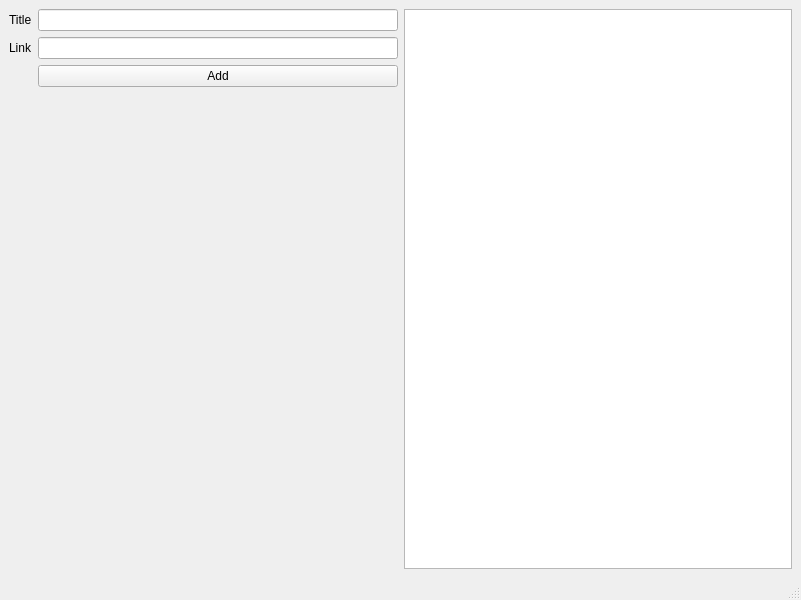
Above: src/gui/components/mainwindow.ui from vikke1234/ohjelmistotuotanto-miniprojekti before the change. Below: the same form after it.
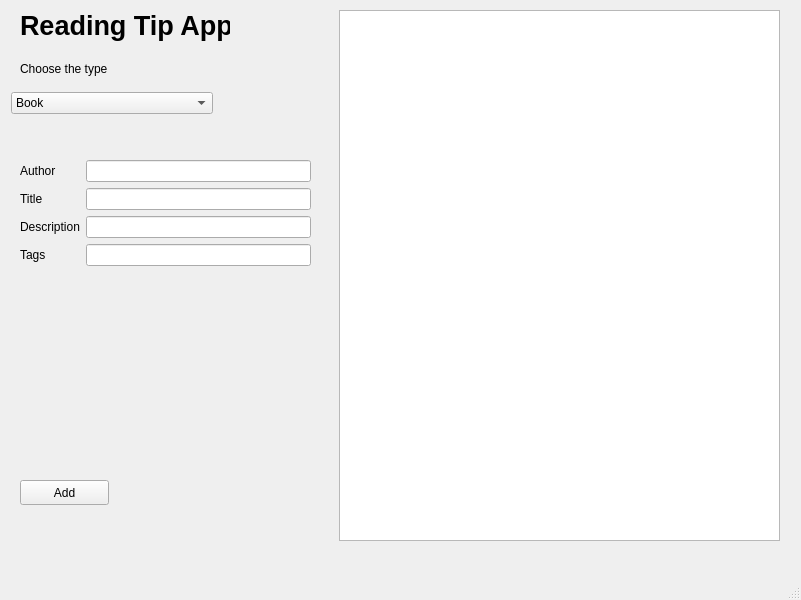
That is the form after the change. The open tabs and pages were chosen to show the change.

What changed in the file:
```diff
--- a/src/gui/components/mainwindow.ui
+++ b/src/gui/components/mainwindow.ui
@@ -14,46 +14,328 @@
    <string>MainWindow</string>
   </property>
   <widget class="QWidget" name="centralwidget">
-   <layout class="QVBoxLayout" name="verticalLayout">
-    <item>
-     <layout class="QHBoxLayout" name="horizontalLayout">
-      <item>
-       <layout class="QFormLayout" name="formLayout">
-        <item row="1" column="0">
-         <widget class="QLabel" name="titleLabel">
-          <property name="text">
-           <string>Title</string>
-          </property>
-         </widget>
-        </item>
-        <item row="1" column="1">
-         <widget class="QLineEdit" name="titleLineEdit"/>
-        </item>
-        <item row="2" column="0">
-         <widget class="QLabel" name="linkLabel">
-          <property name="text">
-           <string>Link</string>
-          </property>
-         </widget>
-        </item>
-        <item row="2" column="1">
-         <widget class="QLineEdit" name="linkLineEdit"/>
-        </item>
-        <item row="3" column="1">
-         <widget class="QPushButton" name="add_button">
-          <property name="text">
-           <string>Add</string>
-          </property>
-         </widget>
-        </item>
-       </layout>
-      </item>
-      <item>
-       <widget class="QListWidget" name="listWidget"/>
-      </item>
-     </layout>
-    </item>
-   </layout>
+   <widget class="QPushButton" name="add_button">
+    <property name="geometry">
+     <rect>
+      <x>20</x>
+      <y>480</y>
+      <width>89</width>
+      <height>25</height>
+     </rect>
+    </property>
+    <property name="text">
+     <string>Add</string>
+    </property>
+   </widget>
+   <widget class="QStackedWidget" name="stackedWidget_2">
+    <property name="geometry">
+     <rect>
+      <x>20</x>
+      <y>150</y>
+      <width>291</width>
+      <height>321</height>
+     </rect>
+    </property>
+    <property name="currentIndex">
+     <number>0</number>
+    </property>
+    <widget class="QWidget" name="page_3">
+     <widget class="QWidget" name="formLayoutWidget">
+      <property name="geometry">
+       <rect>
+        <x>0</x>
+        <y>10</y>
+        <width>291</width>
+        <height>311</height>
+       </rect>
+      </property>
+      <layout class="QFormLayout" name="formLayout">
+       <item row="5" column="0">
+        <widget class="QLabel" name="titleLabel">
+         <property name="text">
+          <string>Title</string>
+         </property>
+        </widget>
+       </item>
+       <item row="5" column="1">
+        <widget class="QLineEdit" name="iSBNLineEdit"/>
+       </item>
+       <item row="6" column="0">
+        <widget class="QLabel" name="iSBNLabel">
+         <property name="text">
+          <string>ISBN</string>
+         </property>
+        </widget>
+       </item>
+       <item row="6" column="1">
+        <widget class="QLineEdit" name="titleLineEdit"/>
+       </item>
+       <item row="4" column="1">
+        <widget class="QLineEdit" name="nameLineEdit"/>
+       </item>
+       <item row="4" column="0">
+        <widget class="QLabel" name="nameLabel">
+         <property name="text">
+          <string>Author</string>
+         </property>
+        </widget>
+       </item>
+       <item row="7" column="1">
+        <widget class="QLineEdit" name="linkLineEdit"/>
+       </item>
+       <item row="7" column="0">
+        <widget class="QLabel" name="linkLabel">
+         <property name="text">
+          <string>Tags</string>
+         </property>
+        </widget>
+       </item>
+      </layout>
+     </widget>
+    </widget>
+    <widget class="QWidget" name="page_1">
+     <widget class="QWidget" name="formLayoutWidget_2">
+      <property name="geometry">
+       <rect>
+        <x>0</x>
+        <y>10</y>
+        <width>291</width>
+        <height>311</height>
+       </rect>
+      </property>
+      <layout class="QFormLayout" name="formLayout_3">
+       <item row="1" column="1">
+        <widget class="QLineEdit" name="nameLineEdit_2"/>
+       </item>
+       <item row="1" column="0">
+        <widget class="QLabel" name="nameLabel_2">
+         <property name="text">
+          <string>Author</string>
+         </property>
+        </widget>
+       </item>
+       <item row="2" column="1">
+        <widget class="QLineEdit" name="iSBNLineEdit_2"/>
+       </item>
+       <item row="3" column="1">
+        <widget class="QLineEdit" name="titleLineEdit_2"/>
+       </item>
+       <item row="2" column="0">
+        <widget class="QLabel" name="titleLabel_2">
+         <property name="text">
+          <string>Title</string>
+         </property>
+        </widget>
+       </item>
+       <item row="3" column="0">
+        <widget class="QLabel" name="iSBNLabel_2">
+         <property name="text">
+          <string>Description</string>
+         </property>
+        </widget>
+       </item>
+       <item row="4" column="1">
+        <widget class="QLineEdit" name="tagsLineEdit_2"/>
+       </item>
+       <item row="4" column="0">
+        <widget class="QLabel" name="tagsLabel_2">
+         <property name="text">
+          <string>Tags</string>
+         </property>
+        </widget>
+       </item>
+      </layout>
+     </widget>
+    </widget>
+    <widget class="QWidget" name="page_2">
+     <widget class="QWidget" name="formLayoutWidget_3">
+      <property name="geometry">
+       <rect>
+        <x>0</x>
+        <y>20</y>
+        <width>291</width>
+        <height>311</height>
+       </rect>
+      </property>
+      <layout class="QFormLayout" name="formLayout_4">
+       <item row="1" column="0">
+        <widget class="QLabel" name="titleLabel_3">
+         <property name="text">
+          <string>Title</string>
+         </property>
+        </widget>
+       </item>
+       <item row="1" column="1">
+        <widget class="QLineEdit" name="iSBNLineEdit_3"/>
+       </item>
+       <item row="2" column="0">
+        <widget class="QLabel" name="iSBNLabel_3">
+         <property name="text">
+          <string>Url</string>
+         </property>
+        </widget>
+       </item>
+       <item row="2" column="1">
+        <widget class="QLineEdit" name="titleLineEdit_3"/>
+       </item>
+       <item row="3" column="0">
+        <widget class="QLabel" name="commentLabel">
+         <property name="text">
+          <string>Comment</string>
+         </property>
+        </widget>
+       </item>
+       <item row="3" column="1">
+        <widget class="QLineEdit" name="commentLineEdit"/>
+       </item>
+       <item row="4" column="0">
+        <widget class="QLabel" name="tagsLabel">
+         <property name="text">
+          <string>Tags</string>
+         </property>
+        </widget>
+       </item>
+       <item row="4" column="1">
+        <widget class="QLineEdit" name="tagsLineEdit"/>
+       </item>
+      </layout>
+     </widget>
+    </widget>
+    <widget class="QWidget" name="page_4">
+     <widget class="QWidget" name="formLayoutWidget_4">
+      <property name="geometry">
+       <rect>
+        <x>0</x>
+        <y>10</y>
+        <width>291</width>
+        <height>311</height>
+       </rect>
+      </property>
+      <layout class="QFormLayout" name="formLayout_5">
+       <item row="3" column="1">
+        <widget class="QLineEdit" name="iSBNLineEdit_4"/>
+       </item>
+       <item row="4" column="1">
+        <widget class="QLineEdit" name="titleLineEdit_4"/>
+       </item>
+       <item row="3" column="0">
+        <widget class="QLabel" name="titleLabel_4">
+         <property name="text">
+          <string>Title</string>
+         </property>
+        </widget>
+       </item>
+       <item row="5" column="0">
+        <widget class="QLabel" name="iSBNLabel_4">
+         <property name="text">
+          <string>Url</string>
+         </property>
+        </widget>
+       </item>
+       <item row="4" column="0">
+        <widget class="QLabel" name="nameLabel_4">
+         <property name="text">
+          <string>Author</string>
+         </property>
+        </widget>
+       </item>
+       <item row="5" column="1">
+        <widget class="QLineEdit" name="nameLineEdit_4"/>
+       </item>
+      </layout>
+     </widget>
+    </widget>
+   </widget>
+   <widget class="QListWidget" name="listWidget">
+    <property name="geometry">
+     <rect>
+      <x>339</x>
+      <y>10</y>
+      <width>441</width>
+      <height>531</height>
+     </rect>
+    </property>
+    <property name="minimumSize">
+     <size>
+      <width>400</width>
+      <height>0</height>
+     </size>
+    </property>
+    <property name="maximumSize">
+     <size>
+      <width>450</width>
+      <height>16777215</height>
+     </size>
+    </property>
+   </widget>
+   <widget class="QLabel" name="label">
+    <property name="geometry">
+     <rect>
+      <x>20</x>
+      <y>10</y>
+      <width>210</width>
+      <height>32</height>
+     </rect>
+    </property>
+    <property name="text">
+     <string>&lt;html&gt;&lt;head/&gt;&lt;body&gt;&lt;p&gt;&lt;span style=&quot; font-size:20pt; font-weight:600;&quot;&gt;Reading Tip App&lt;/span&gt;&lt;/p&gt;&lt;/body&gt;&lt;/html&gt;</string>
+    </property>
+   </widget>
+   <widget class="QWidget" name="horizontalLayoutWidget">
+    <property name="geometry">
+     <rect>
+      <x>11</x>
+      <y>90</y>
+      <width>202</width>
+      <height>27</height>
+     </rect>
+    </property>
+    <layout class="QHBoxLayout" name="horizontalLayout_3">
+     <item>
+      <widget class="QComboBox" name="comboBox">
+       <property name="minimumSize">
+        <size>
+         <width>200</width>
+         <height>0</height>
+        </size>
+       </property>
+       <item>
+        <property name="text">
+         <string>Book</string>
+        </property>
+       </item>
+       <item>
+        <property name="text">
+         <string>Podcast</string>
+        </property>
+       </item>
+       <item>
+        <property name="text">
+         <string>Video</string>
+        </property>
+       </item>
+       <item>
+        <property name="text">
+         <string>BlogPost</string>
+        </property>
+       </item>
+      </widget>
+     </item>
+    </layout>
+   </widget>
+   <widget class="QLabel" name="label_2">
+    <property name="geometry">
+     <rect>
+      <x>20</x>
+      <y>60</y>
+      <width>112</width>
+      <height>17</height>
+     </rect>
+    </property>
+    <property name="text">
+     <string>Choose the type</string>
+    </property>
+   </widget>
   </widget>
   <widget class="QMenuBar" name="menubar">
    <property name="geometry">
```
Left out of the diff: 19 changed lines with no effect on the pictures.
